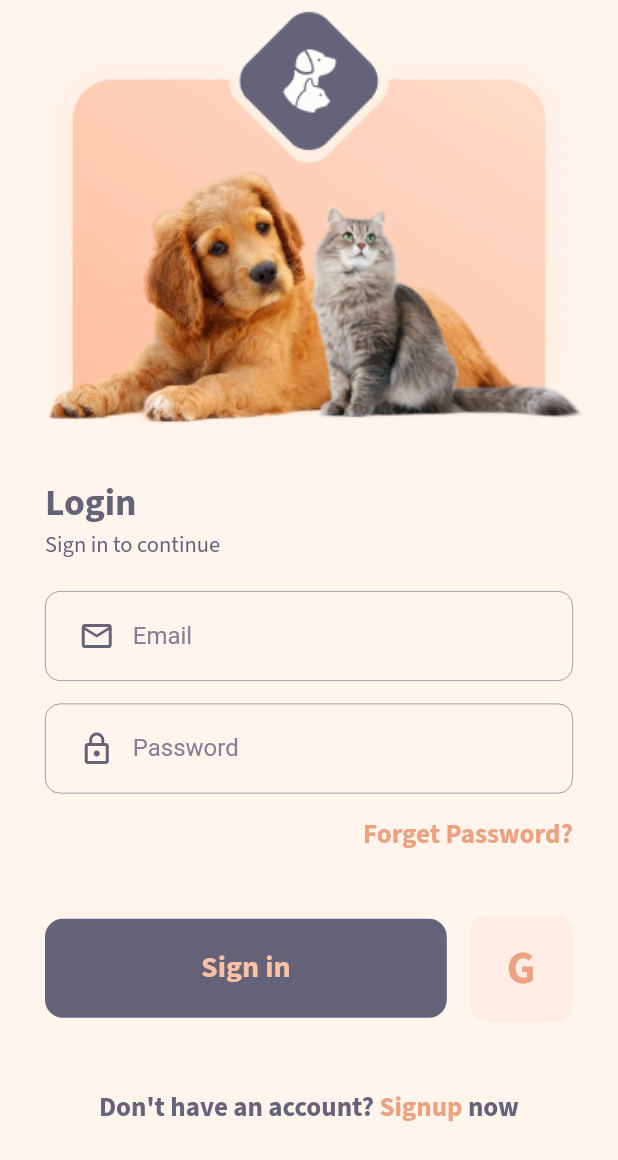
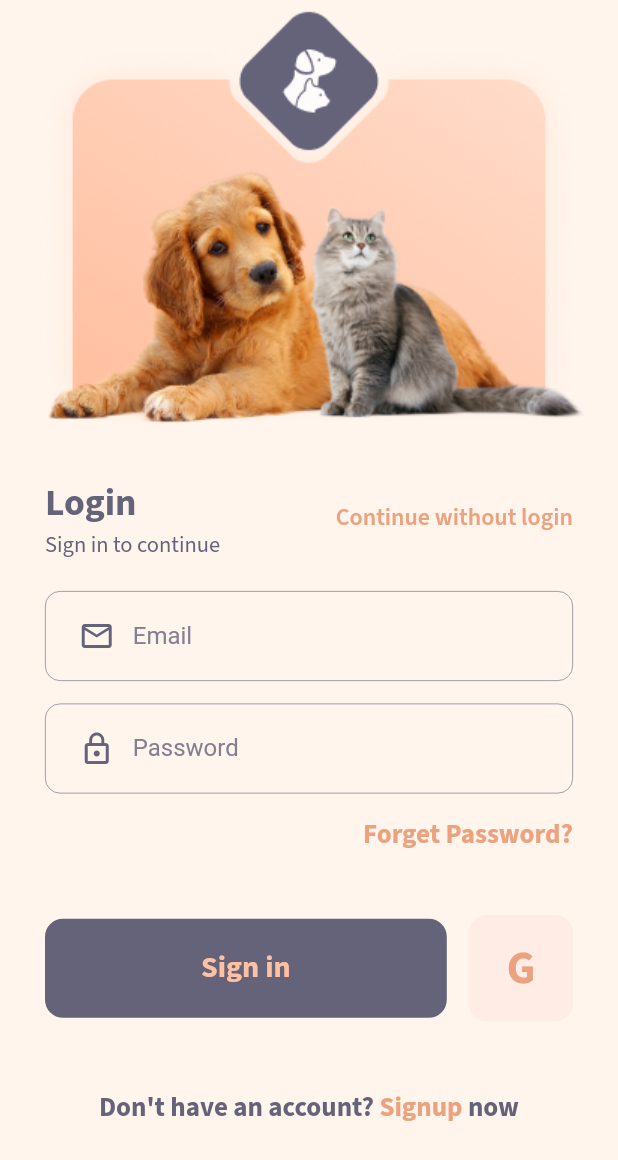
Before and after one commit to miku272/pet-shop, a Flutter app: the screen it shows after launch, after a tap on "Login", on a phone screen of 412 x 824 dp. Shown: the top 1160 px of the screen. Run offline on Flutter 3.47's test engine with Material 2 defaults, Android fonts, the phone set to English and light mode, and no system bars; our stand-ins replace cloud_firestore, firebase_auth, firebase_core, flutter_svg, google_fonts, lottie and 1 more; accounts and stored records are empty; generated files the repository leaves out were written again; project files that could hold a hidden picture were left out.

Commit message:
Added 'Continue without...' button on auth screens

```diff
--- a/lib/screens/login_screen.dart
+++ b/lib/screens/login_screen.dart
@@ -91,8 +91,8 @@ class _LoginScreenState extends State<LoginScreen> {
                     Row(
                       children: <Widget>[
                         Column(
+                          mainAxisAlignment: MainAxisAlignment.spaceBetween,
                           crossAxisAlignment: CrossAxisAlignment.start,
-                          mainAxisAlignment: MainAxisAlignment.start,
                           children: <Widget>[
                             Text(
                               'Login',
@@ -109,6 +109,20 @@ class _LoginScreenState extends State<LoginScreen> {
                               ),
                             ),
                           ],
+                        ),
+                        Expanded(child: Container()),
+                        InkWell(
+                          onTap: () {
+                            Navigator.of(context)
+                                .pushReplacementNamed(HomeScreen.routeName);
+                          },
+                          child: Text(
+                            'Continue without login',
+                            style: sourceSansProSemiBold.copyWith(
+                              color: orange,
+                              fontSize: 16,
+                            ),
+                          ),
                         ),
                       ],
                     ),
```
Also changed, not shown: lib/screens/registration_screen.dart (+15 -0 lines).
